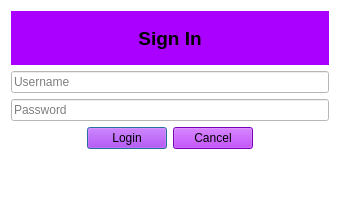
Above: logindialog.ui from Esprit-UP-Algo/projetcpp-2a34-connect before the change. Below: the same form after it.
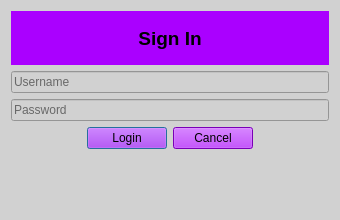
That is the form after the change.

Diff of the .ui file:
```diff
--- a/logindialog.ui
+++ b/logindialog.ui
@@ -14,8 +14,7 @@
    <string>Login – Creator Manager</string>
   </property>
   <property name="styleSheet">
-   <string notr="true">
-background-color: rgb(255, 255, 255);</string>
+   <string notr="true">background-color: rgb(209, 209, 209);</string>
   </property>
   <layout class="QVBoxLayout" name="verticalLayout">
    <item>
```
